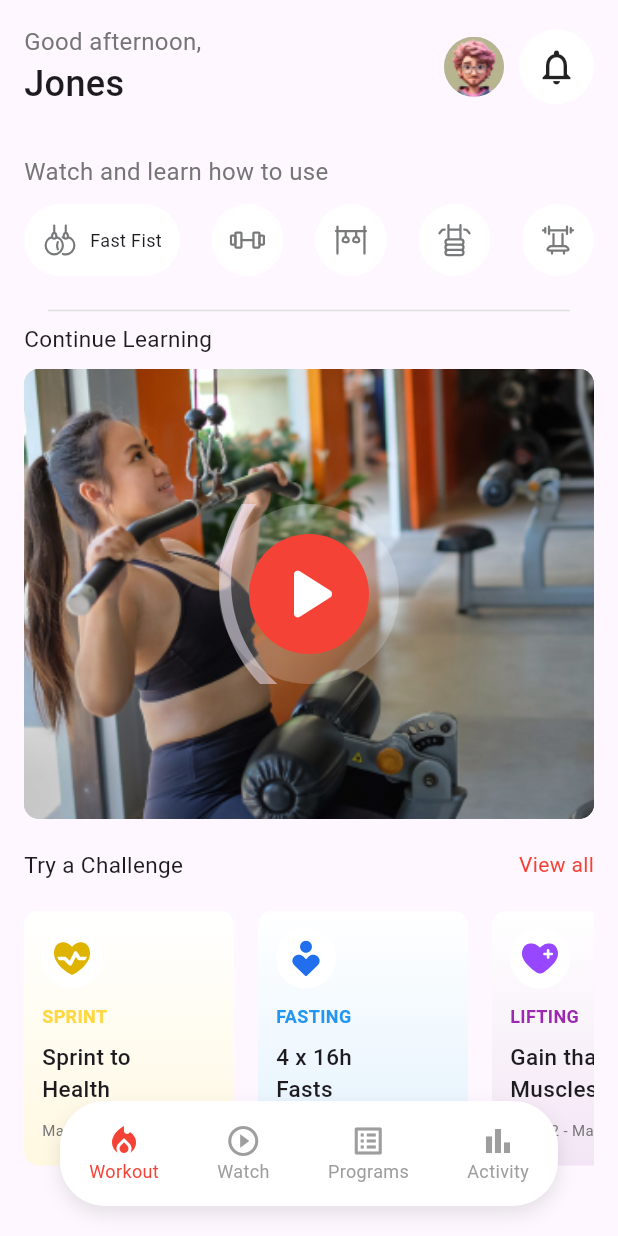
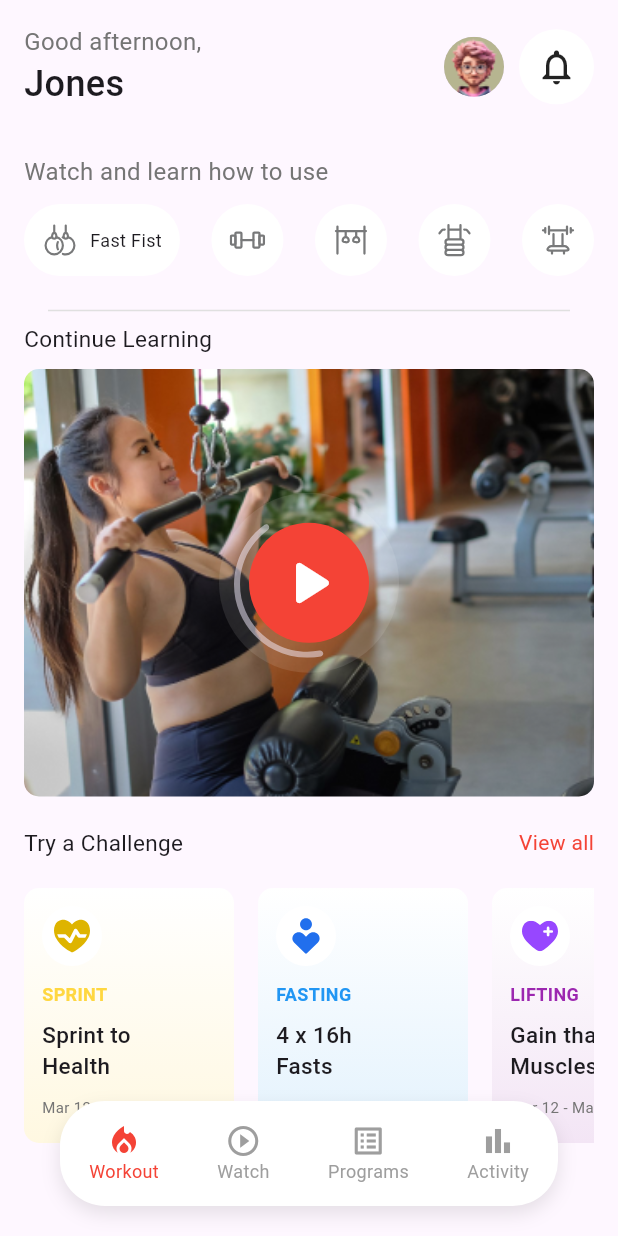
Before and after one commit to Cypher-O/latana, a Flutter app: the HomePage screen opened directly, on a phone screen of 412 x 824 dp. Run offline on Flutter 3.47's test engine with Material 3 defaults, Android fonts, the phone set to English and light mode, and no system bars; our stand-ins replace flutter_svg, stacked, stacked_services.

Commit message:
UI improvement & code cleanup

```diff
--- a/lib/views/pages/home_page.dart
+++ b/lib/views/pages/home_page.dart
@@ -54,7 +54,6 @@ class HomePage extends StackedView<HomeViewModel> {
       ),
     );
   }
-
 
   Widget _buildHeader(HomeViewModel viewModel) {
     return Row(
@@ -163,8 +162,9 @@ class HomePage extends StackedView<HomeViewModel> {
           style: TextStyle(fontSize: 15, fontWeight: FontWeight.normal),
         ),
         const SizedBox(height: 10),
-        Container(
-          height: 300,
+        AspectRatio(
+          aspectRatio: 4 / 3,
+          child: Container(
             decoration: BoxDecoration(
               borderRadius: BorderRadius.circular(10),
               image: const DecorationImage(
@@ -172,36 +172,23 @@ class HomePage extends StackedView<HomeViewModel> {
                 fit: BoxFit.cover,
               ),
             ),
+            child: Center(
               child: Stack(
                 alignment: Alignment.center,
                 children: [
-              Positioned.fill(
-                child: ClipRRect(
-                  borderRadius: BorderRadius.circular(10),
-                  child: Image.asset(
-                    'assets/images/workout.png',
-                    fit: BoxFit.cover,
-                  ),
-                ),
-              ),
-              // Translucent circular border
+                  // Outer translucent circle
                   Container(
                     height: 120,
                     width: 120,
                     decoration: BoxDecoration(
                       shape: BoxShape.circle,
-                  color: Colors.white.withOpacity(0.2),
-                ),
-                child: SvgPicture.asset(
-                  height: 2,
-                  width: 2,
-                  'assets/images/track.svg',
-                  fit: BoxFit.cover,
+                      color: Colors.white.withOpacity(0.1),
                     ),
                   ),
-              // Smaller red circle housing the play icon
+                  // Inner red circle with play icon (bottom layer)
                   Container(
                     height: 80,
+                    width: 80,
                     decoration: const BoxDecoration(
                       shape: BoxShape.circle,
                       color: Colors.red,
@@ -209,12 +196,27 @@ class HomePage extends StackedView<HomeViewModel> {
                     child: const Center(
                       child: Icon(
                         Icons.play_arrow_rounded,
-                    size: 60,
+                        size: 52,
                         color: Colors.white,
                       ),
                     ),
                   ),
+                  // Track SVG aligned inside the translucent circle towards the left (top layer)
+                  Positioned(
+                    left: -5,
+                    top: 20,
+                    child: SizedBox(
+                      height: 90,
+                      width: 90,
+                      child: SvgPicture.asset(
+                        'assets/images/track.svg',
+                        fit: BoxFit.contain,
+                      ),
+                    ),
+                  ),
                 ],
+              ),
+            ),
           ),
         ),
       ],
```
Lines whose indentation alone changed are shown as unchanged.
